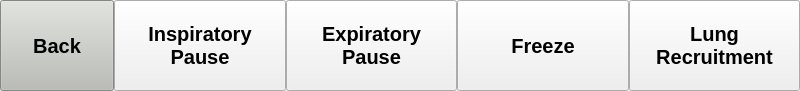
First picture: the form in gui/special/special.ui, repository MariuszSuchenek/MVM_GUI_test2, before the edit.
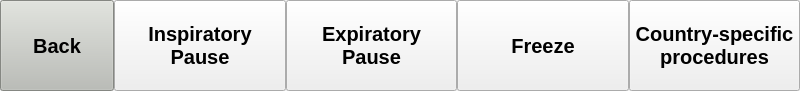
Second picture: the form after the edit.

Commit message:
[ss] all labels updated
- Lung Recruitment button relabelled to Country-Specific procedures
- flow monitor commented
- flow alarm commented
- battery_powered and beats_per_minute monitors shown by default
- fake spinbox for trigger sensitivity
- toggle button for backup disabled

Diff of the .ui file:
```diff
--- a/gui/special/special.ui
+++ b/gui/special/special.ui
@@ -572,8 +572,8 @@
       </font>
      </property>
      <property name="text">
-      <string>Lung
-Recruitment</string>
+      <string>Country-specific
+procedures</string>
      </property>
     </widget>
    </item>
```
The commit also changes 2 other files.
